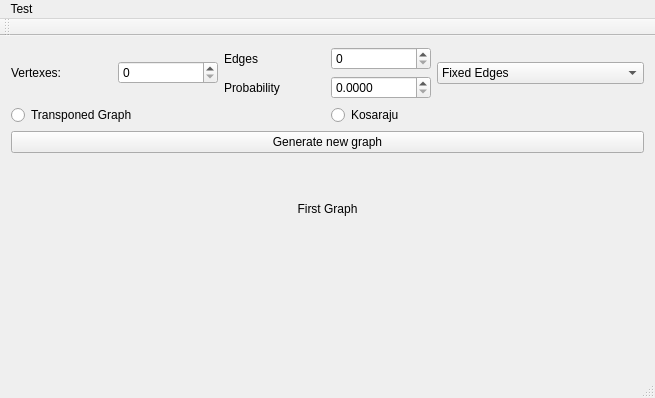
Qt form QGraphUtilityTest/QGraphUtilityTest.ui (RzuF/QGraphUtility) before a commit.
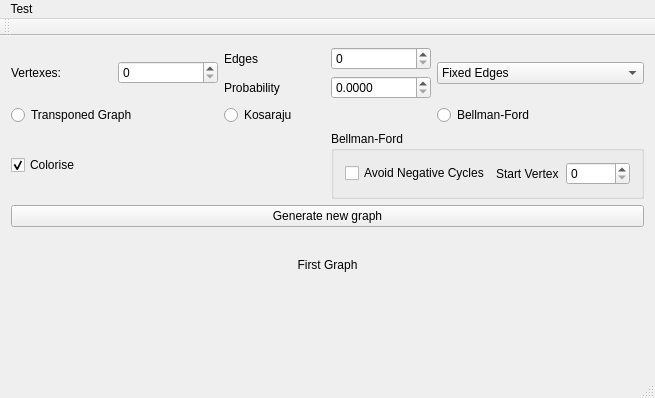
The same form after that commit.

Commit message: Bellman-Ford algorith implemented, UI updated for new features

```diff
--- a/QGraphUtilityTest/QGraphUtilityTest.ui
+++ b/QGraphUtilityTest/QGraphUtilityTest.ui
@@ -115,6 +115,60 @@
         <property name="text">
          <string>Kosaraju</string>
         </property>
+       </widget>
+      </item>
+      <item>
+       <widget class="QRadioButton" name="bellmanFordRadio">
+        <property name="text">
+         <string>Bellman-Ford</string>
+        </property>
+       </widget>
+      </item>
+     </layout>
+    </item>
+    <item>
+     <layout class="QHBoxLayout" name="horizontalLayout_7">
+      <item>
+       <widget class="QCheckBox" name="colorizeCheckBox">
+        <property name="text">
+         <string>Colorise</string>
+        </property>
+        <property name="checked">
+         <bool>true</bool>
+        </property>
+       </widget>
+      </item>
+      <item>
+       <widget class="QGroupBox" name="groupBox">
+        <property name="autoFillBackground">
+         <bool>false</bool>
+        </property>
+        <property name="title">
+         <string>Bellman-Ford</string>
+        </property>
+        <layout class="QHBoxLayout" name="horizontalLayout_10">
+         <item>
+          <layout class="QHBoxLayout" name="horizontalLayout_8">
+           <item>
+            <widget class="QCheckBox" name="negativeCyclesCheckBox">
+             <property name="text">
+              <string>Avoid Negative Cycles</string>
+             </property>
+            </widget>
+           </item>
+           <item>
+            <widget class="QLabel" name="label_4">
+             <property name="text">
+              <string>Start Vertex</string>
+             </property>
+            </widget>
+           </item>
+           <item>
+            <widget class="QSpinBox" name="bellmanFordSpinBox"/>
+           </item>
+          </layout>
+         </item>
+        </layout>
        </widget>
       </item>
      </layout>
```
Left out of the diff: 5 changed lines with no effect on the pictures. The commit also changes 6 other files.
